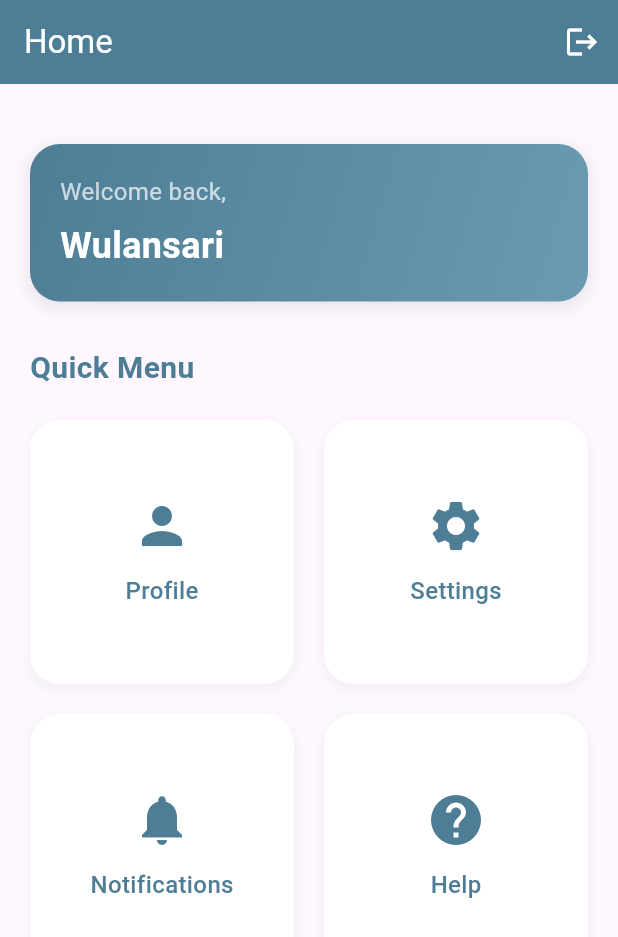
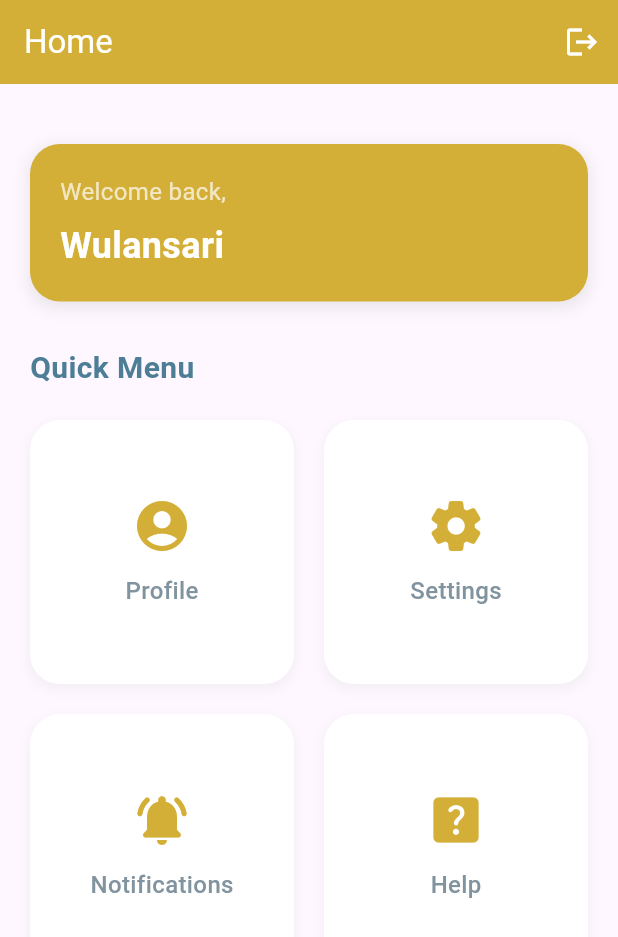
Before and after one commit to wulansari25/navigation_push_pop, a Flutter app: the screen it shows after launch, after a tap on "Auto Fill Login", after a tap on "Login", on a phone screen of 412 x 824 dp. Shown: the top 937 px of the screen. Run offline on Flutter 3.47's test engine with Material 3 defaults, Android fonts, the phone set to English and light mode, and no system bars.

Commit message:
first commit

```diff
--- a/lib/main.dart
+++ b/lib/main.dart
@@ -17,7 +17,7 @@ class MyApp extends StatelessWidget {
         primarySwatch: Colors.blue,
         elevatedButtonTheme: ElevatedButtonThemeData(
           style: ElevatedButton.styleFrom(
-            backgroundColor: const Color(0xFF4E7D96),
+            backgroundColor: const Color(0xFFD4AF37),
             foregroundColor: Colors.white,
             padding: const EdgeInsets.symmetric(horizontal: 40, vertical: 15),
             shape: RoundedRectangleBorder(
--- a/lib/screens/home_screen.dart
+++ b/lib/screens/home_screen.dart
@@ -11,7 +11,7 @@ class HomeScreen extends StatelessWidget {
           'Home',
           style: TextStyle(color: Colors.white),
         ),
-        backgroundColor: const Color(0xFF4E7D96),
+        backgroundColor: const Color(0xFFD4AF37),
         actions: [
           IconButton(
             icon: const Icon(Icons.logout, color: Colors.white),
@@ -39,7 +39,7 @@ class HomeScreen extends StatelessWidget {
                 padding: const EdgeInsets.all(20),
                 decoration: BoxDecoration(
                   gradient: const LinearGradient(
-                    colors: [Color(0xFF4E7D96), Color(0xFF6A9BB2)],
+                    colors: [Color(0xFFD4AF37), Color(0xFFD4AF37)],
                     begin: Alignment.topLeft,
                     end: Alignment.bottomRight,
                   ),
@@ -93,24 +93,28 @@ class HomeScreen extends StatelessWidget {
                   mainAxisSpacing: 20,
                   children: [
                     _buildMenuCard(
-                      icon: Icons.person,
+                      icon: Icons.account_circle_rounded,
                       title: 'Profile',
                       onTap: () {},
+                      color: const Color(0xFFD4AF37), // Warna emas
                     ),
                     _buildMenuCard(
-                      icon: Icons.settings,
+                      icon: Icons.settings_rounded,
                       title: 'Settings',
                       onTap: () {},
+                      color: const Color(0xFFD4AF37), // Warna emas
                     ),
                     _buildMenuCard(
-                      icon: Icons.notifications,
+                      icon: Icons.notifications_active_rounded,
                       title: 'Notifications',
                       onTap: () {},
+                      color: const Color(0xFFD4AF37), // Warna emas
                     ),
                     _buildMenuCard(
-                      icon: Icons.help,
+                      icon: Icons.help_center_rounded,
                       title: 'Help',
                       onTap: () {},
+                      color: const Color(0xFFD4AF37), // Warna emas
                     ),
                   ],
                 ),
@@ -126,6 +130,7 @@ class HomeScreen extends StatelessWidget {
     required IconData icon,
     required String title,
     required VoidCallback onTap,
+    required Color color, // Tambahkan parameter untuk warna ikon
   }) {
     return GestureDetector(
       onTap: onTap,
@@ -148,7 +153,7 @@ class HomeScreen extends StatelessWidget {
             Icon(
               icon,
               size: 40,
-              color: const Color(0xFF4E7D96),
+              color: color, // Gunakan warna emas di sini
             ),
             const SizedBox(height: 12),
             Text(
@@ -156,7 +161,7 @@ class HomeScreen extends StatelessWidget {
               style: const TextStyle(
                 fontSize: 16,
                 fontWeight: FontWeight.w500,
-                color: Color(0xFF4E7D96),
+                color: Color.fromARGB(255, 128, 147, 158),
               ),
             ),
           ],
--- a/lib/screens/login_screen.dart
+++ b/lib/screens/login_screen.dart
@@ -8,19 +8,16 @@ class LoginScreen extends StatefulWidget {
 }
 
 class _LoginScreenState extends State<LoginScreen> {
-  // Buat TextEditingController untuk mengontrol input
   final TextEditingController _emailController = TextEditingController();
   final TextEditingController _passwordController = TextEditingController();
 
-  // Fungsi untuk auto-fill (biar tidak ngetik untuk login,hanya untuk demo ya gais yaa)
   void _autoFillLogin() {
-    _emailController.text = "user@example.com"; // Email default (ganti terserah anda wak)
-    _passwordController.text = "password123"; // Password default
+    _emailController.text = "user@example.com";
+    _passwordController.text = "password123";
   }
 
   @override
   void dispose() {
-    // Bersihkan controller ketika widget di dispose
     _emailController.dispose();
     _passwordController.dispose();
     super.dispose();
@@ -37,21 +34,19 @@ class _LoginScreenState extends State<LoginScreen> {
             crossAxisAlignment: CrossAxisAlignment.stretch,
             children: [
               const SizedBox(height: 50),
-              // Logo atau Ilustrasi
               const Icon(
-                Icons.lock_outlined,
+                Icons.security_rounded,
                 size: 100,
-                color: Color(0xFF4E7D96),
+                color: Color(0xFFD4AF37), // Warna emas
               ),
               const SizedBox(height: 30),
-              // Welcome Text
               const Text(
                 'Welcome Back!',
                 textAlign: TextAlign.center,
                 style: TextStyle(
                   fontSize: 28,
                   fontWeight: FontWeight.bold,
-                  color: Color(0xFF4E7D96),
+                  color: Color(0xFF1A1A2E), // Warna dark blue
                 ),
               ),
               const SizedBox(height: 8),
@@ -64,61 +59,90 @@ class _LoginScreenState extends State<LoginScreen> {
                 ),
               ),
               const SizedBox(height: 50),
-              // Form Fields
-              TextField(
-                controller: _emailController, // Tambahkan controller
+
+              // Bungkus TextField dalam Container untuk menambahkan boxShadow
+              Container(
+                decoration: BoxDecoration(
+                  color: Colors.grey[200],
+                  borderRadius: BorderRadius.circular(30),
+                  boxShadow: const [
+                    BoxShadow(
+                      color: Colors.black26,
+                      blurRadius: 10,
+                      offset: Offset(2, 4),
+                    ),
+                  ],
+                ),
+                child: TextField(
+                  controller: _emailController,
                   decoration: InputDecoration(
                     hintText: 'Email',
-                  prefixIcon: const Icon(Icons.email_outlined, color: Color(0xFF4E7D96)),
+                    prefixIcon: const Icon(Icons.alternate_email_rounded, color: Color(0xFFD4AF37)),
                     border: OutlineInputBorder(
                       borderRadius: BorderRadius.circular(30),
                       borderSide: BorderSide.none,
                     ),
                     filled: true,
-                  fillColor: Colors.grey[100],
-                  // Tambahkan suffix icon untuk clear text
+                    fillColor: Colors.transparent,
                     suffixIcon: IconButton(
                       icon: const Icon(Icons.clear),
                       onPressed: () => _emailController.clear(),
                     ),
                   ),
                 ),
+              ),
               const SizedBox(height: 16),
-              TextField(
-                controller: _passwordController, // Tambahkan controller
+              Container(
+                decoration: BoxDecoration(
+                  color: Colors.grey[200],
+                  borderRadius: BorderRadius.circular(30),
+                  boxShadow: const [
+                    BoxShadow(
+                      color: Colors.black26,
+                      blurRadius: 10,
+                      offset: Offset(2, 4),
+                    ),
+                  ],
+                ),
+                child: TextField(
+                  controller: _passwordController,
                   obscureText: true,
                   decoration: InputDecoration(
                     hintText: 'Password',
-                  prefixIcon: const Icon(Icons.lock_outline, color: Color(0xFF4E7D96)),
+                    prefixIcon: const Icon(Icons.lock_rounded, color: Color(0xFFD4AF37)),
                     border: OutlineInputBorder(
                       borderRadius: BorderRadius.circular(30),
                       borderSide: BorderSide.none,
                     ),
                     filled: true,
-                  fillColor: Colors.grey[100],
-                  // Tambahkan suffix icon untuk clear text
+                    fillColor: Colors.transparent,
                     suffixIcon: IconButton(
                       icon: const Icon(Icons.clear),
                       onPressed: () => _passwordController.clear(),
                     ),
                   ),
                 ),
+              ),
               const SizedBox(height: 24),
-              // Auto-fill Button
               TextButton(
                 onPressed: _autoFillLogin,
                 child: const Text(
                   'Auto Fill Login',
                   style: TextStyle(
-                    color: Color(0xFF4E7D96),
+                    color: Color(0xFF1A1A2E),
                     fontWeight: FontWeight.bold,
                   ),
                 ),
               ),
-              // Login Button
               ElevatedButton(
+                style: ElevatedButton.styleFrom(
+                  backgroundColor: const Color(0xFFD4AF37), // Warna emas
+                  shape: RoundedRectangleBorder(
+                    borderRadius: BorderRadius.circular(30),
+                  ),
+                  padding: const EdgeInsets.symmetric(vertical: 16),
+                ),
                 onPressed: () {
-                  // Cek kredensial sebelum navigasi
                   if (_emailController.text.isNotEmpty &&
                       _passwordController.text.isNotEmpty) {
                     Navigator.pushNamedAndRemoveUntil(
@@ -127,7 +151,6 @@ class _LoginScreenState extends State<LoginScreen> {
                       (route) => false,
                     );
                   } else {
-                    // Tampilkan pesan error jika form kosong
                     ScaffoldMessenger.of(context).showSnackBar(
                       const SnackBar(
                         content: Text('Please fill in all fields'),
@@ -138,11 +161,14 @@ class _LoginScreenState extends State<LoginScreen> {
                 },
                 child: const Text(
                   'Login',
-                  style: TextStyle(fontSize: 16),
+                  style: TextStyle(
+                    fontSize: 16,
+                    fontWeight: FontWeight.bold,
+                    color: Colors.white,
+                  ),
                 ),
               ),
               const SizedBox(height: 16),
-              // Register Link
               Row(
                 mainAxisAlignment: MainAxisAlignment.center,
                 children: [
@@ -157,7 +183,7 @@ class _LoginScreenState extends State<LoginScreen> {
                     child: const Text(
                       'Register',
                       style: TextStyle(
-                        color: Color(0xFF4E7D96),
+                        color: Color(0xFF1A1A2E),
                         fontWeight: FontWeight.bold,
                       ),
                     ),
--- a/lib/screens/register_screen.dart
+++ b/lib/screens/register_screen.dart
@@ -11,7 +11,7 @@ class RegisterScreen extends StatelessWidget {
         elevation: 0,
         backgroundColor: Colors.transparent,
         leading: IconButton(
-          icon: const Icon(Icons.arrow_back_ios, color: Color(0xFF4E7D96)),
+          icon: const Icon(Icons.arrow_back_ios, color: Color(0xFFD4AF37)),
           onPressed: () => Navigator.pop(context),
         ),
       ),
@@ -29,7 +29,7 @@ class RegisterScreen extends StatelessWidget {
                 style: TextStyle(
                   fontSize: 28,
                   fontWeight: FontWeight.bold,
-                  color: Color(0xFF4E7D96),
+                  color: Color(0xFFD4AF37),
                 ),
               ),
               const SizedBox(height: 8),
@@ -46,7 +46,7 @@ class RegisterScreen extends StatelessWidget {
               TextField(
                 decoration: InputDecoration(
                   hintText: 'Full Name',
-                  prefixIcon: const Icon(Icons.person_outline, color: Color(0xFF4E7D96)),
+                  prefixIcon: const Icon(Icons.person_outline, color: Color(0xFFD4AF37)),
                   border: OutlineInputBorder(
                     borderRadius: BorderRadius.circular(30),
                     borderSide: BorderSide.none,
@@ -59,7 +59,7 @@ class RegisterScreen extends StatelessWidget {
               TextField(
                 decoration: InputDecoration(
                   hintText: 'Email',
-                  prefixIcon: const Icon(Icons.email_outlined, color: Color(0xFF4E7D96)),
+                  prefixIcon: const Icon(Icons.email_outlined, color: Color(0xFFD4AF37)),
                   border: OutlineInputBorder(
                     borderRadius: BorderRadius.circular(30),
                     borderSide: BorderSide.none,
@@ -73,7 +73,7 @@ class RegisterScreen extends StatelessWidget {
                 obscureText: true,
                 decoration: InputDecoration(
                   hintText: 'Password',
-                  prefixIcon: const Icon(Icons.lock_outline, color: Color(0xFF4E7D96)),
+                  prefixIcon: const Icon(Icons.lock_outline, color: Color(0xFFD4AF37)),
                   border: OutlineInputBorder(
                     borderRadius: BorderRadius.circular(30),
                     borderSide: BorderSide.none,
@@ -87,7 +87,7 @@ class RegisterScreen extends StatelessWidget {
                 obscureText: true,
                 decoration: InputDecoration(
                   hintText: 'Confirm Password',
-                  prefixIcon: const Icon(Icons.lock_outline, color: Color(0xFF4E7D96)),
+                  prefixIcon: const Icon(Icons.lock_outline, color: Color(0xFFD4AF37)),
                   border: OutlineInputBorder(
                     borderRadius: BorderRadius.circular(30),
                     borderSide: BorderSide.none,
```
Lines whose indentation alone changed are shown as unchanged.
